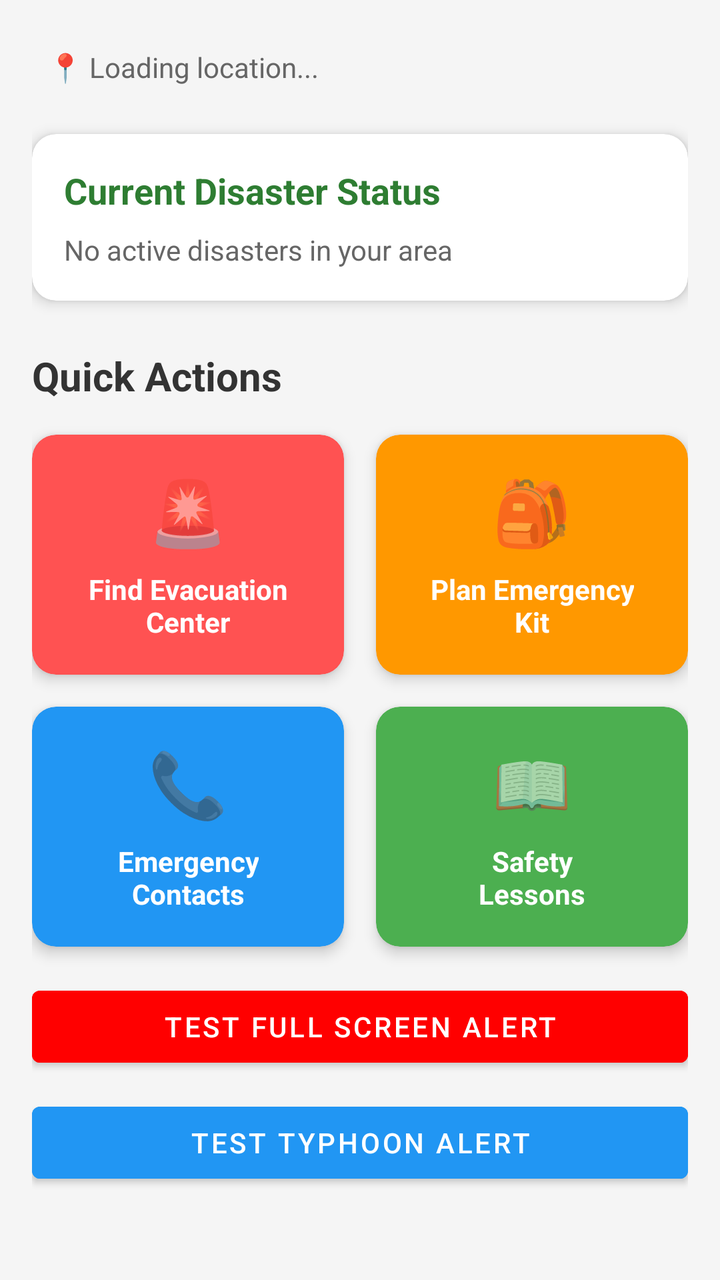
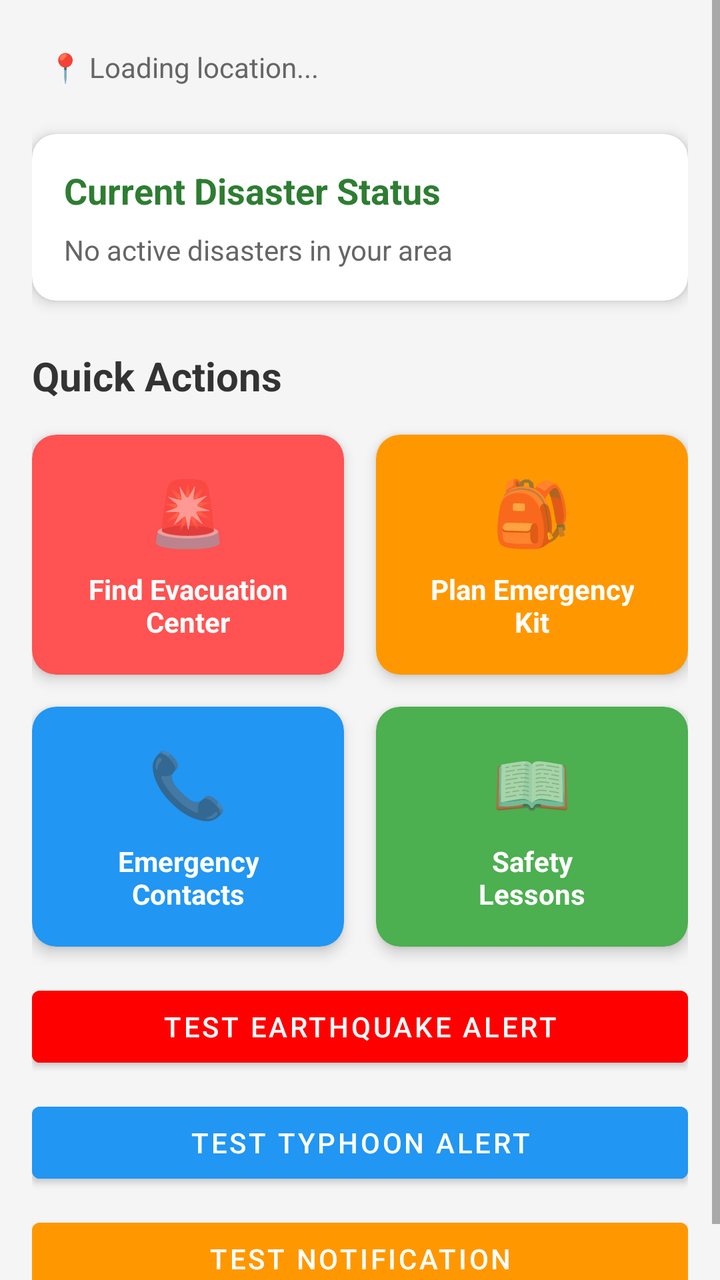

An Android layout rendered at two revisions. The XML below is the earlier revision; the diff shows what the commit changed to produce the second picture.
<!-- AndroidManifest.xml: application theme Theme.Gabay -->
<!-- res/layout/fragment_home.xml -->
<?xml version="1.0" encoding="utf-8"?>
<ScrollView
    xmlns:android="http://schemas.android.com/apk/res/android"
    xmlns:app="http://schemas.android.com/apk/res-auto"
    xmlns:tools="http://schemas.android.com/tools"
    android:layout_width="match_parent"
    android:layout_height="match_parent"
    android:fillViewport="true"
    android:background="#F5F5F5">

    <androidx.constraintlayout.widget.ConstraintLayout
        android:layout_width="match_parent"
        android:layout_height="wrap_content"
        android:padding="16dp">

        
        <Button
            android:id="@+id/btnTestAlert"
            android:layout_width="0dp"
            android:layout_height="wrap_content"
            android:layout_marginTop="16dp"
            android:text="TEST FULL SCREEN ALERT"
            android:backgroundTint="#FF0000"
            app:layout_constraintTop_toBottomOf="@id/btnContacts"
            app:layout_constraintStart_toStartOf="parent"
            app:layout_constraintEnd_toEndOf="parent" />

        

        <Button
            android:id="@+id/btnTestTyphoon"
            android:layout_width="match_parent"
            android:layout_height="wrap_content"
            android:layout_marginTop="10dp"
            android:backgroundTint="#2196F3"
            android:text="TEST TYPHOON ALERT"
            app:layout_constraintTop_toBottomOf="@+id/btnTestAlert"
            tools:layout_editor_absoluteX="16dp" />

        <TextView
            android:id="@+id/tvLocation"
            android:layout_width="wrap_content"
            android:layout_height="wrap_content"
            android:text="📍 Loading location..."
            android:textSize="14sp"
            android:textColor="#666666"
            android:padding="8dp"
            app:layout_constraintTop_toTopOf="parent"
            app:layout_constraintStart_toStartOf="parent" />

        
        <com.google.android.material.card.MaterialCardView
            android:id="@+id/cardDisasterAlert"
            android:layout_width="0dp"
            android:layout_height="wrap_content"
            android:layout_marginTop="16dp"
            app:cardCornerRadius="12dp"
            app:cardElevation="4dp"
            app:layout_constraintTop_toBottomOf="@id/tvLocation"
            app:layout_constraintStart_toStartOf="parent"
            app:layout_constraintEnd_toEndOf="parent">

            <LinearLayout
                android:layout_width="match_parent"
                android:layout_height="wrap_content"
                android:orientation="vertical"
                android:padding="16dp">

                <TextView
                    android:id="@+id/tvAlertTitle"
                    android:layout_width="wrap_content"
                    android:layout_height="wrap_content"
                    android:text="Current Disaster Status"
                    android:textSize="18sp"
                    android:textStyle="bold"
                    android:textColor="#2E7D32" />

                <TextView
                    android:id="@+id/tvAlertMessage"
                    android:layout_width="wrap_content"
                    android:layout_height="wrap_content"
                    android:layout_marginTop="8dp"
                    android:text="No active disasters in your area"
                    android:textSize="14sp"
                    android:textColor="#666666" />

            </LinearLayout>

        </com.google.android.material.card.MaterialCardView>

        
        <TextView
            android:id="@+id/tvQuickActions"
            android:layout_width="wrap_content"
            android:layout_height="wrap_content"
            android:layout_marginTop="24dp"
            android:text="Quick Actions"
            android:textSize="20sp"
            android:textStyle="bold"
            android:textColor="#333333"
            app:layout_constraintTop_toBottomOf="@id/cardDisasterAlert"
            app:layout_constraintStart_toStartOf="parent" />

        
        <com.google.android.material.card.MaterialCardView
            android:id="@+id/btnEvacuation"
            android:layout_width="0dp"
            android:layout_height="120dp"
            android:layout_marginTop="16dp"
            android:layout_marginEnd="8dp"
            app:cardCornerRadius="12dp"
            app:cardElevation="4dp"
            app:cardBackgroundColor="#FF5252"
            app:layout_constraintTop_toBottomOf="@id/tvQuickActions"
            app:layout_constraintStart_toStartOf="parent"
            app:layout_constraintEnd_toStartOf="@id/btnEmergencyKit">

            <LinearLayout
                android:layout_width="match_parent"
                android:layout_height="match_parent"
                android:orientation="vertical"
                android:gravity="center"
                android:padding="16dp">

                <TextView
                    android:layout_width="wrap_content"
                    android:layout_height="wrap_content"
                    android:text="🚨"
                    android:textSize="32sp" />

                <TextView
                    android:layout_width="wrap_content"
                    android:layout_height="wrap_content"
                    android:layout_marginTop="8dp"
                    android:text="Find Evacuation\nCenter"
                    android:textSize="14sp"
                    android:textStyle="bold"
                    android:textColor="@color/white"
                    android:gravity="center" />

            </LinearLayout>

        </com.google.android.material.card.MaterialCardView>

        
        <com.google.android.material.card.MaterialCardView
            android:id="@+id/btnEmergencyKit"
            android:layout_width="0dp"
            android:layout_height="120dp"
            android:layout_marginStart="8dp"
            app:cardCornerRadius="12dp"
            app:cardElevation="4dp"
            app:cardBackgroundColor="#FF9800"
            app:layout_constraintTop_toTopOf="@id/btnEvacuation"
            app:layout_constraintStart_toEndOf="@id/btnEvacuation"
            app:layout_constraintEnd_toEndOf="parent">

            <LinearLayout
                android:layout_width="match_parent"
                android:layout_height="match_parent"
                android:orientation="vertical"
                android:gravity="center"
                android:padding="16dp">

                <TextView
                    android:layout_width="wrap_content"
                    android:layout_height="wrap_content"
                    android:text="🎒"
                    android:textSize="32sp" />

                <TextView
                    android:layout_width="wrap_content"
                    android:layout_height="wrap_content"
                    android:layout_marginTop="8dp"
                    android:text="Plan Emergency\nKit"
                    android:textSize="14sp"
                    android:textStyle="bold"
                    android:textColor="@color/white"
                    android:gravity="center" />

            </LinearLayout>

        </com.google.android.material.card.MaterialCardView>

        
        <com.google.android.material.card.MaterialCardView
            android:id="@+id/btnContacts"
            android:layout_width="0dp"
            android:layout_height="120dp"
            android:layout_marginTop="16dp"
            android:layout_marginEnd="8dp"
            app:cardCornerRadius="12dp"
            app:cardElevation="4dp"
            app:cardBackgroundColor="#2196F3"
            app:layout_constraintTop_toBottomOf="@id/btnEvacuation"
            app:layout_constraintStart_toStartOf="parent"
            app:layout_constraintEnd_toStartOf="@id/btnLessons">

            <LinearLayout
                android:layout_width="match_parent"
                android:layout_height="match_parent"
                android:orientation="vertical"
                android:gravity="center"
                android:padding="16dp">

                <TextView
                    android:layout_width="wrap_content"
                    android:layout_height="wrap_content"
                    android:text="📞"
                    android:textSize="32sp" />

                <TextView
                    android:layout_width="wrap_content"
                    android:layout_height="wrap_content"
                    android:layout_marginTop="8dp"
                    android:text="Emergency\nContacts"
                    android:textSize="14sp"
                    android:textStyle="bold"
                    android:textColor="@color/white"
                    android:gravity="center" />

            </LinearLayout>

        </com.google.android.material.card.MaterialCardView>

        
        <com.google.android.material.card.MaterialCardView
            android:id="@+id/btnLessons"
            android:layout_width="0dp"
            android:layout_height="120dp"
            android:layout_marginStart="8dp"
            app:cardCornerRadius="12dp"
            app:cardElevation="4dp"
            app:cardBackgroundColor="#4CAF50"
            app:layout_constraintTop_toTopOf="@id/btnContacts"
            app:layout_constraintStart_toEndOf="@id/btnContacts"
            app:layout_constraintEnd_toEndOf="parent">

            <LinearLayout
                android:layout_width="match_parent"
                android:layout_height="match_parent"
                android:orientation="vertical"
                android:gravity="center"
                android:padding="16dp">

                <TextView
                    android:layout_width="wrap_content"
                    android:layout_height="wrap_content"
                    android:text="📖"
                    android:textSize="32sp" />

                <TextView
                    android:layout_width="wrap_content"
                    android:layout_height="wrap_content"
                    android:layout_marginTop="8dp"
                    android:text="Safety\nLessons"
                    android:textSize="14sp"
                    android:textStyle="bold"
                    android:textColor="@color/white"
                    android:gravity="center" />

            </LinearLayout>

        </com.google.android.material.card.MaterialCardView>

    </androidx.constraintlayout.widget.ConstraintLayout>

</ScrollView>
<!-- resources referenced by this layout -->
<resources>
  <color name="white">#FFFFFFFF</color>
  <style name="Theme.Gabay" parent="Theme.MaterialComponents.DayNight.DarkActionBar">
          <item name="colorPrimary">@color/primary_green</item>
          <item name="colorPrimaryVariant">@color/teal_700</item>
          <item name="colorOnPrimary">@color/white</item>
          <item name="colorSecondary">@color/primary_blue</item>
          <item name="colorSecondaryVariant">@color/teal_700</item>
          <item name="colorOnSecondary">@color/black</item>
          <item name="android:statusBarColor">@color/primary_green</item>
          <item name="bottomNavigationStyle">@style/LightBottomNav</item>
          <item name="materialCardViewStyle">@style/LightCard</item>
      </style>
  <color name="primary_green">#4CAF50</color>
  <color name="teal_700">#FF018786</color>
  <color name="primary_blue">#2196F3</color>
  <color name="black">#FF000000</color>
  <style name="LightBottomNav" parent="Widget.MaterialComponents.BottomNavigationView">
          <item name="itemIconTint">@color/bottom_nav_color_light</item>
          <item name="itemTextColor">@color/bottom_nav_color_light</item>
      </style>
  <style name="LightCard" parent="Widget.MaterialComponents.CardView">
          <item name="cardBackgroundColor">#FFFFFF</item>
          <item name="cardElevation">4dp</item>
      </style>
</resources>

<!-- the commit's change to res/layout/fragment_home.xml (unified diff, before → after) -->
@@ -19,7 +19,7 @@
             android:layout_width="0dp"
             android:layout_height="wrap_content"
             android:layout_marginTop="16dp"
-            android:text="TEST FULL SCREEN ALERT"
+            android:text="TEST EARTHQUAKE ALERT"
             android:backgroundTint="#FF0000"
             app:layout_constraintTop_toBottomOf="@id/btnContacts"
             app:layout_constraintStart_toStartOf="parent"
@@ -35,6 +35,16 @@
             android:backgroundTint="#2196F3"
             android:text="TEST TYPHOON ALERT"
             app:layout_constraintTop_toBottomOf="@+id/btnTestAlert"
+            tools:layout_editor_absoluteX="16dp" />
+
+        <Button
+            android:id="@+id/btnTestNotification"
+            android:layout_width="match_parent"
+            android:layout_height="wrap_content"
+            android:layout_marginTop="10dp"
+            android:backgroundTint="#FF9800"
+            android:text="TEST NOTIFICATION"
+            app:layout_constraintTop_toBottomOf="@+id/btnTestTyphoon"
             tools:layout_editor_absoluteX="16dp" />
 
         <TextView
